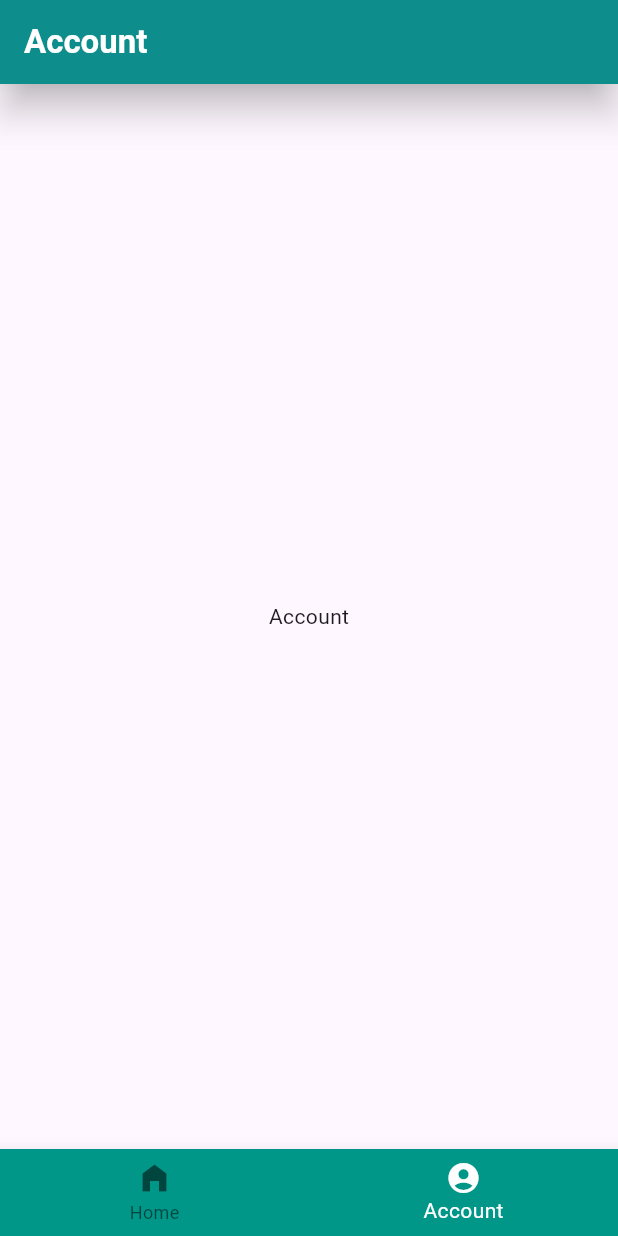
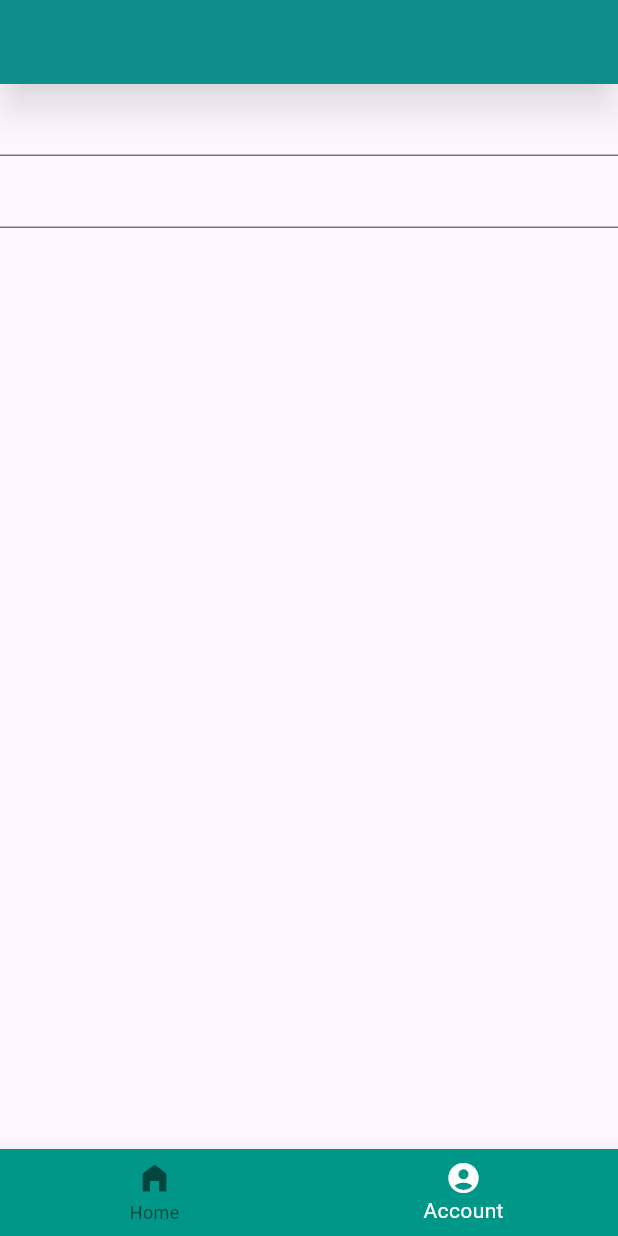
Before and after one commit to 5sControl/doc-ai-chat-to-erp, a Flutter app: the screen it shows after launch, item 2 of the bottom bar chosen, on a phone screen of 412 x 824 dp. Run offline on Flutter 3.47's test engine with Material 3 defaults, Android fonts, the phone set to English and light mode, and no system bars; our stand-ins replace dio, equatable, flutter_bloc, hydrated_bloc; missing offline and left inert: receive_sharing_intent.

Commit message:
+ base theme

```diff
--- a/lib/main.dart
+++ b/lib/main.dart
@@ -2,7 +2,7 @@ import 'package:flutter/material.dart';
 import 'package:flutter_bloc/flutter_bloc.dart';
 import 'package:hydrated_bloc/hydrated_bloc.dart';
 import 'package:path_provider/path_provider.dart';
-
+import 'package:summishare/theme/baseTheme.dart';
 import 'bloc/shared_links/shared_links_bloc.dart';
 import 'screens/main_screen.dart';
 
@@ -36,8 +36,9 @@ class _SummishareAppState extends State<SummishareApp> {
             create: (context) => SharedLinksBloc(),
           )
         ],
-        child: const MaterialApp(
-          home: MainScreen(),
+        child: MaterialApp(
+          theme: baseTheme,
+          home: const MainScreen(),
         ));
   }
 }
--- a/lib/screens/account_screen.dart
+++ b/lib/screens/account_screen.dart
@@ -9,11 +9,7 @@ class AccountScreen extends StatelessWidget {
       appBar: AppBar(
         title: const Text(
           'Account',
-          style: TextStyle(color: Colors.white, fontWeight: FontWeight.w600),
         ),
-        elevation: 10,
-        shadowColor: Colors.black,
-        backgroundColor: Colors.teal.shade500,
       ),
       body: Center(
         child: Text('Account'),
--- /dev/null
+++ b/lib/screens/auth/auth_sreen.dart
@@ -0,0 +1,22 @@
+import 'package:flutter/material.dart';
+
+class AuthScreen extends StatelessWidget {
+  const AuthScreen({super.key});
+
+  @override
+  Widget build(BuildContext context) {
+    return Scaffold(
+      appBar: AppBar(),
+      body: Column(
+        children: [
+          TextField(),
+          TextField(
+            obscureText: true,
+            enableSuggestions: false,
+            autocorrect: false,
+          )
+        ],
+      ),
+    );
+  }
+}
--- a/lib/screens/main_screen.dart
+++ b/lib/screens/main_screen.dart
@@ -4,6 +4,7 @@ import 'package:flutter_bloc/flutter_bloc.dart';
 import 'package:receive_sharing_intent/receive_sharing_intent.dart';
 import 'package:summishare/bloc/shared_links/shared_links_bloc.dart';
 import 'package:summishare/screens/account_screen.dart';
+import 'package:summishare/screens/auth/auth_sreen.dart';
 import 'package:summishare/screens/home_screen.dart';
 
 class MainScreen extends StatefulWidget {
@@ -16,7 +17,7 @@ class MainScreen extends StatefulWidget {
 class _MainScreenState extends State<MainScreen> {
   late StreamSubscription _intentSub;
 
-  static const Screens = [HomeScreen(), AccountScreen()];
+  static const screens = [HomeScreen(), AuthScreen()];
 
   int _selectedIndex = 0;
 
@@ -36,15 +37,17 @@ class _MainScreenState extends State<MainScreen> {
   void initState() {
     super.initState();
     _intentSub = ReceiveSharingIntent.getMediaStream().listen((value) {
-      print(value);
-      value.forEach((sharedItem) => saveLink(sharedItem));
+      // print(value);
+      for (var sharedItem in value) {
+        saveLink(sharedItem);
+      }
     }, onError: (err) {
       print("getIntentDataStream error: $err");
     });
 
     // Get the media sharing coming from outside the app while the app is closed.
     ReceiveSharingIntent.getInitialMedia().then((value) {
-      value.forEach((shareItem) => print(shareItem.path));
+      // value.forEach((shareItem) => print(shareItem.path));
       print('!!!!>>>>>');
       // setState(() {
       //   _sharedFiles.clear();
@@ -64,7 +67,7 @@ class _MainScreenState extends State<MainScreen> {
   @override
   Widget build(BuildContext context) {
     return Scaffold(
-        body: Screens.elementAt(_selectedIndex),
+        body: screens.elementAt(_selectedIndex),
         bottomNavigationBar: BottomNavigationBar(
           elevation: 10,
           backgroundColor: Colors.teal.shade500,
--- /dev/null
+++ b/lib/theme/baseTheme.dart
@@ -0,0 +1,15 @@
+import 'package:flutter/material.dart';
+
+final baseTheme = ThemeData(
+  useMaterial3: true,
+  appBarTheme: const AppBarTheme(
+    backgroundColor: Colors.teal,
+    titleTextStyle: TextStyle(
+        color: Colors.white, fontWeight: FontWeight.w600, fontSize: 22),
+    elevation: 10,
+    shadowColor: Colors.black54,
+    iconTheme: IconThemeData(
+      color: Colors.white, //change your color here
+    ),
+  ),
+);
```
Also changed, not shown: lib/screens/home_screen.dart (+3 -12 lines), lib/screens/summary_screen.dart (+0 -7 lines).
